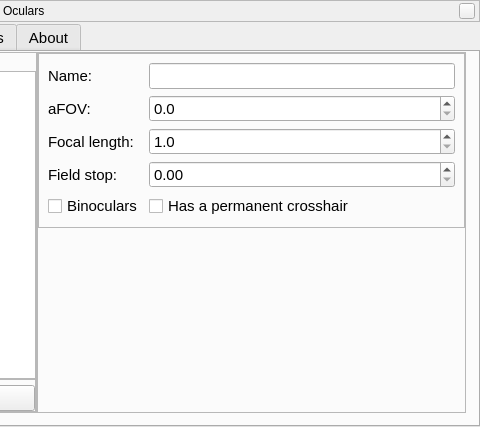
Above: plugins/Oculars/src/gui/ocularDialog.ui from 519984307/stellarium_src before the change; both pictures show x 407 to 887 and y 0 to 427 of the 887 by 427 pixel window. Below: the same form after it.
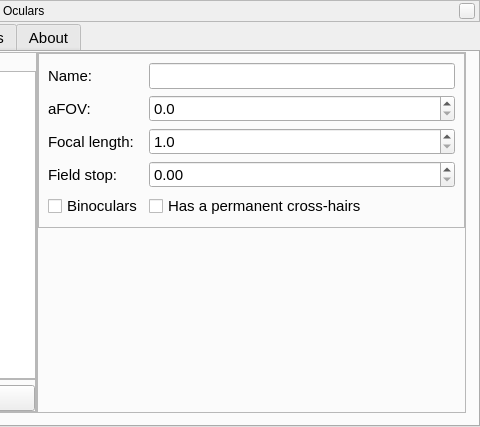
That is the form after the change. The open tabs and pages were chosen to show the change. Icons and pictures are not drawn. Custom widgets are drawn as their Qt base class.

Patch:
```diff
--- a/plugins/Oculars/src/gui/ocularDialog.ui
+++ b/plugins/Oculars/src/gui/ocularDialog.ui
@@ -680,7 +680,7 @@
                 <item row="4" column="1">
                  <widget class="QCheckBox" name="permanentCrosshairCheckBox">
                   <property name="text">
-                   <string>Has a permanent crosshair</string>
+                   <string>Has a permanent cross-hairs</string>
                   </property>
                  </widget>
                 </item>
```
